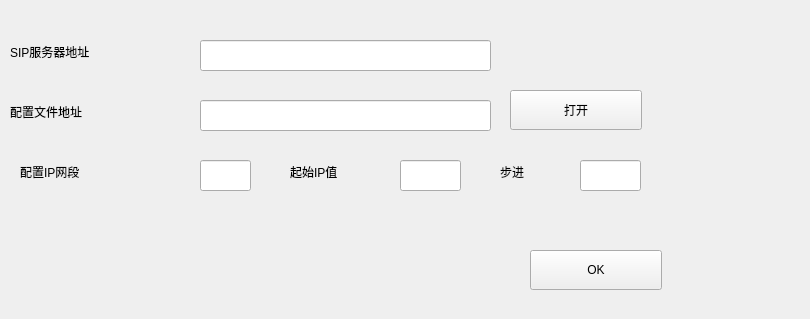
First picture: the form in project/SipTest/ui/ui_set.ui, repository wsyshengyun/pyqt5_test, before the edit.
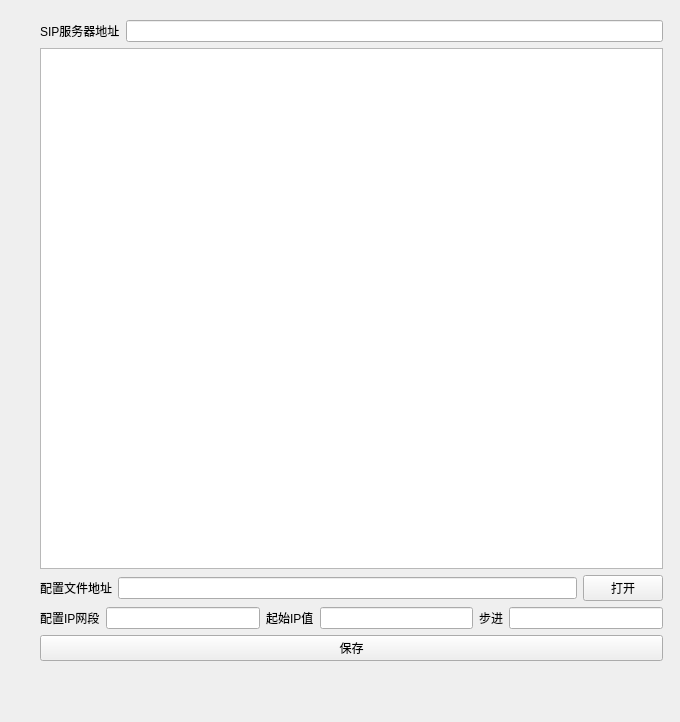
Second picture: the form after the edit.

Commit message: 功能：修改配置文件, 写配置数据的UI界面

Patch:
```diff
--- a/project/SipTest/ui/ui_set.ui
+++ b/project/SipTest/ui/ui_set.ui
@@ -6,153 +6,107 @@
    <rect>
     <x>0</x>
     <y>0</y>
-    <width>810</width>
-    <height>319</height>
+    <width>680</width>
+    <height>722</height>
    </rect>
   </property>
   <property name="windowTitle">
    <string>Form</string>
   </property>
+  <widget class="QWidget" name="verticalLayoutWidget">
+   <property name="geometry">
+    <rect>
+     <x>40</x>
+     <y>20</y>
+     <width>623</width>
+     <height>641</height>
+    </rect>
+   </property>
+   <layout class="QVBoxLayout" name="verticalLayout">
+    <item>
+     <layout class="QHBoxLayout" name="hlay_1">
+      <item>
   <widget class="QLabel" name="lab1">
-   <property name="geometry">
-    <rect>
-     <x>10</x>
-     <y>40</y>
-     <width>171</width>
-     <height>24</height>
-    </rect>
-   </property>
    <property name="text">
     <string>SIP服务器地址</string>
    </property>
   </widget>
-  <widget class="QLineEdit" name="line_sip_ip">
-   <property name="geometry">
-    <rect>
-     <x>200</x>
-     <y>40</y>
-     <width>291</width>
-     <height>31</height>
-    </rect>
-   </property>
-  </widget>
-  <widget class="QPushButton" name="btn_open">
-   <property name="geometry">
-    <rect>
-     <x>510</x>
-     <y>90</y>
-     <width>132</width>
-     <height>40</height>
-    </rect>
-   </property>
-   <property name="text">
-    <string>打开</string>
-   </property>
-  </widget>
+      </item>
+      <item>
+       <widget class="QLineEdit" name="line_sip_ip"/>
+      </item>
+     </layout>
+    </item>
+    <item>
+     <layout class="QHBoxLayout" name="hlay_3">
+      <item>
+       <widget class="QTextEdit" name="textEdit_2"/>
+      </item>
+     </layout>
+    </item>
+    <item>
+     <layout class="QHBoxLayout" name="hlay_2">
+      <item>
   <widget class="QLabel" name="label_2">
-   <property name="geometry">
-    <rect>
-     <x>10</x>
-     <y>100</y>
-     <width>171</width>
-     <height>24</height>
-    </rect>
-   </property>
    <property name="text">
     <string>配置文件地址</string>
    </property>
   </widget>
-  <widget class="QLineEdit" name="line_cfg_path">
-   <property name="geometry">
-    <rect>
-     <x>200</x>
-     <y>100</y>
-     <width>291</width>
-     <height>31</height>
-    </rect>
-   </property>
-  </widget>
-  <widget class="QLineEdit" name="line_ip_section">
-   <property name="geometry">
-    <rect>
-     <x>200</x>
-     <y>160</y>
-     <width>51</width>
-     <height>31</height>
-    </rect>
-   </property>
-  </widget>
+      </item>
+      <item>
+       <widget class="QLineEdit" name="line_cfg_path"/>
+      </item>
+      <item>
+       <widget class="QPushButton" name="btn_open">
+        <property name="text">
+         <string>打开</string>
+        </property>
+       </widget>
+      </item>
+     </layout>
+    </item>
+    <item>
+     <layout class="QHBoxLayout" name="hlay_4">
+      <item>
   <widget class="QLabel" name="label_3">
-   <property name="geometry">
-    <rect>
-     <x>20</x>
-     <y>160</y>
-     <width>171</width>
-     <height>24</height>
-    </rect>
-   </property>
    <property name="text">
     <string>配置IP网段</string>
    </property>
   </widget>
+      </item>
+      <item>
+       <widget class="QLineEdit" name="line_ip_section"/>
+      </item>
+      <item>
   <widget class="QLabel" name="label_31">
-   <property name="geometry">
-    <rect>
-     <x>290</x>
-     <y>160</y>
-     <width>121</width>
-     <height>24</height>
-    </rect>
-   </property>
    <property name="text">
     <string>起始IP值</string>
    </property>
   </widget>
-  <widget class="QLineEdit" name="line_ip_start">
-   <property name="geometry">
-    <rect>
-     <x>400</x>
-     <y>160</y>
-     <width>61</width>
-     <height>31</height>
-    </rect>
-   </property>
-  </widget>
-  <widget class="QLineEdit" name="line_ip_step">
-   <property name="geometry">
-    <rect>
-     <x>580</x>
-     <y>160</y>
-     <width>61</width>
-     <height>31</height>
-    </rect>
-   </property>
-  </widget>
+      </item>
+      <item>
+       <widget class="QLineEdit" name="line_ip_start"/>
+      </item>
+      <item>
   <widget class="QLabel" name="lab_32">
-   <property name="geometry">
-    <rect>
-     <x>500</x>
-     <y>160</y>
-     <width>121</width>
-     <height>24</height>
-    </rect>
-   </property>
    <property name="text">
     <string>步进</string>
    </property>
   </widget>
+      </item>
+      <item>
+       <widget class="QLineEdit" name="line_ip_step"/>
+      </item>
+     </layout>
+    </item>
+    <item>
   <widget class="QPushButton" name="btn_ok">
-   <property name="geometry">
-    <rect>
-     <x>530</x>
-     <y>250</y>
-     <width>132</width>
-     <height>40</height>
-    </rect>
-   </property>
    <property name="text">
-    <string>OK</string>
-   </property>
+       <string>保存</string>
+      </property>
+     </widget>
+    </item>
+   </layout>
   </widget>
  </widget>
  <resources/>
```
Lines whose indentation alone changed are shown as unchanged. The commit also changes 5 other files.
